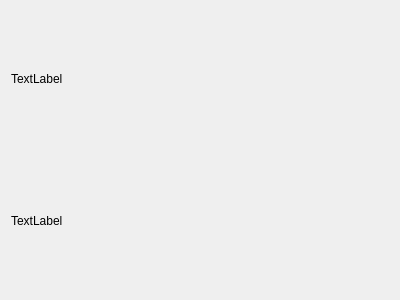
The window that day02/04_QEvent/mywidget.ui (mokusolo/qt5_learning) describes before a commit, drawn with Qt 5.
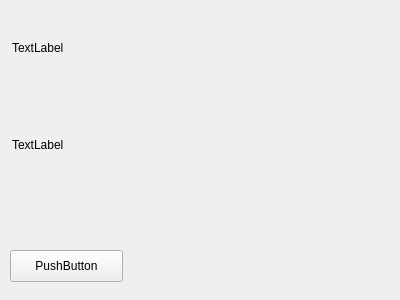
The same window after the commit. Custom widgets are drawn as their Qt base class.

```diff
--- a/day02/04_QEvent/mywidget.ui
+++ b/day02/04_QEvent/mywidget.ui
@@ -13,22 +13,45 @@
   <property name="windowTitle">
    <string>MyWidget</string>
   </property>
-  <layout class="QVBoxLayout" name="verticalLayout">
-   <item>
     <widget class="MyLabel" name="label">
+   <property name="geometry">
+    <rect>
+     <x>12</x>
+     <y>12</y>
+     <width>221</width>
+     <height>71</height>
+    </rect>
+   </property>
      <property name="text">
       <string>TextLabel</string>
      </property>
     </widget>
-   </item>
-   <item>
     <widget class="QLabel" name="label_2">
+   <property name="geometry">
+    <rect>
+     <x>12</x>
+     <y>119</y>
+     <width>221</width>
+     <height>51</height>
+    </rect>
+   </property>
      <property name="text">
       <string>TextLabel</string>
      </property>
     </widget>
-   </item>
-  </layout>
+  <widget class="MyButton" name="pushButton">
+   <property name="geometry">
+    <rect>
+     <x>10</x>
+     <y>250</y>
+     <width>113</width>
+     <height>32</height>
+    </rect>
+   </property>
+   <property name="text">
+    <string>PushButton</string>
+   </property>
+  </widget>
  </widget>
  <layoutdefault spacing="6" margin="11"/>
  <customwidgets>
@@ -37,6 +60,11 @@
    <extends>QLabel</extends>
    <header location="global">mylabel.h</header>
   </customwidget>
+  <customwidget>
+   <class>MyButton</class>
+   <extends>QPushButton</extends>
+   <header>mybutton.h</header>
+  </customwidget>
  </customwidgets>
  <resources/>
  <connections/>
```
Lines whose indentation alone changed are shown as unchanged.
